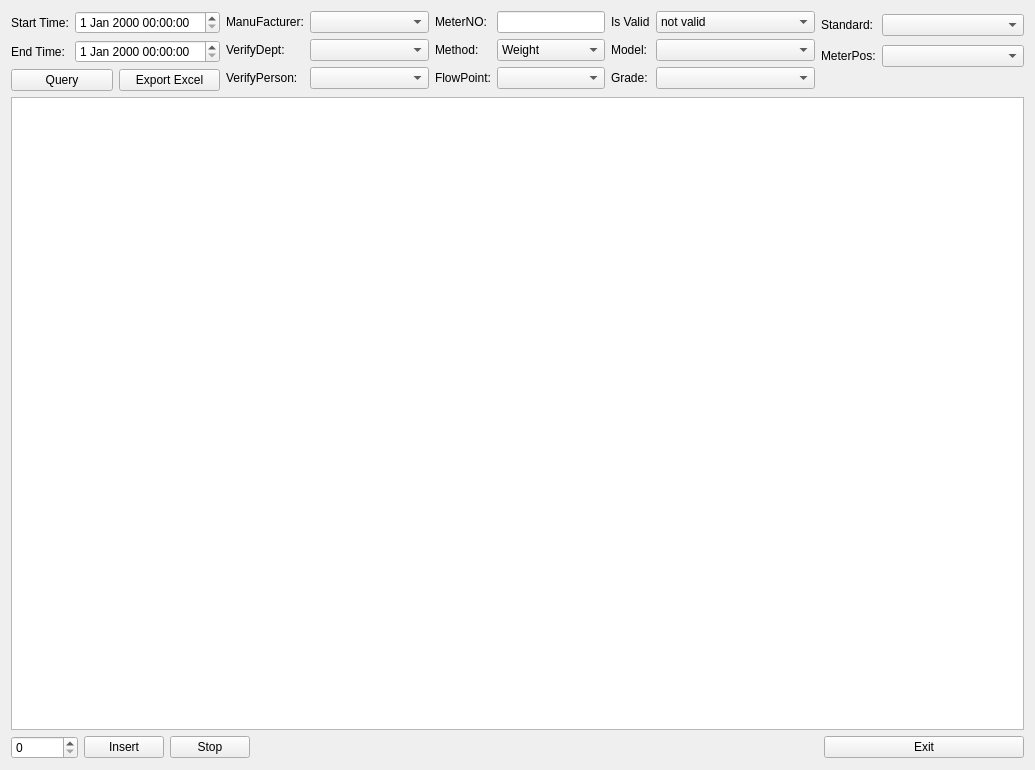
Old version of the form source/resultquery/ui/flowresult.ui in the repository flimmy78/qtverify.
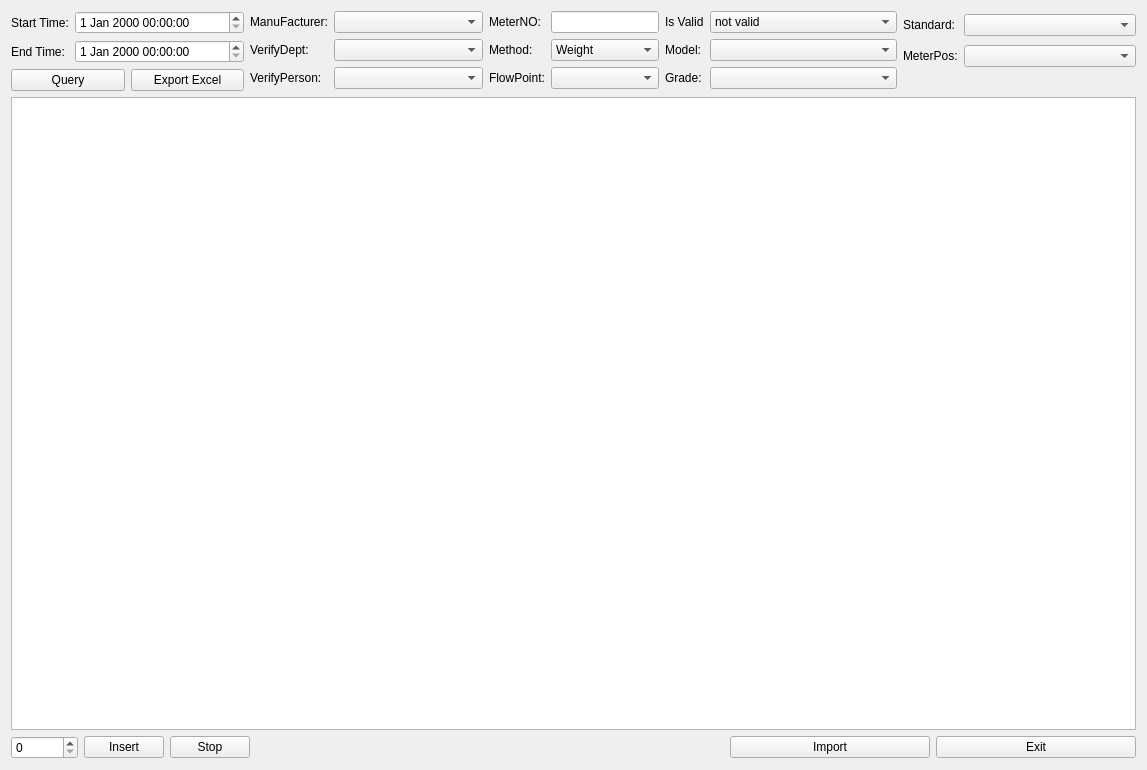
New version of the form. Icons and pictures are not drawn.

Commit message: 流量结果查询：增加从本地导入MySQL功能（大数据量时速度较慢）

Patch:
```diff
--- a/source/resultquery/ui/flowresult.ui
+++ b/source/resultquery/ui/flowresult.ui
@@ -6,7 +6,7 @@
    <rect>
     <x>0</x>
     <y>0</y>
-    <width>1035</width>
+    <width>1147</width>
     <height>770</height>
    </rect>
   </property>
@@ -17,7 +17,7 @@
    <iconset resource="../resultquery.qrc">
     <normaloff>:/resultquery/images/flowresult.png</normaloff>:/resultquery/images/flowresult.png</iconset>
   </property>
-  <layout class="QGridLayout" name="gridLayout_8">
+  <layout class="QGridLayout" name="gridLayout_9">
    <item row="0" column="0">
     <layout class="QGridLayout" name="gridLayout_6">
      <item row="0" column="0">
@@ -453,8 +453,8 @@
     <widget class="QTableView" name="tableView"/>
    </item>
    <item row="2" column="0" colspan="5">
-    <layout class="QHBoxLayout" name="horizontalLayout_5">
-     <item>
+    <layout class="QGridLayout" name="gridLayout_8">
+     <item row="0" column="0">
       <layout class="QHBoxLayout" name="horizontalLayout">
        <item>
         <widget class="QSpinBox" name="spinBoxNums">
@@ -479,20 +479,39 @@
        </item>
       </layout>
      </item>
-     <item>
+     <item row="0" column="1">
       <spacer name="horizontalSpacer_2">
        <property name="orientation">
         <enum>Qt::Horizontal</enum>
        </property>
        <property name="sizeHint" stdset="0">
         <size>
-         <width>231</width>
+         <width>358</width>
          <height>20</height>
         </size>
        </property>
       </spacer>
      </item>
-     <item>
+     <item row="0" column="2">
+      <widget class="QPushButton" name="btnImport">
+       <property name="sizePolicy">
+        <sizepolicy hsizetype="Preferred" vsizetype="Fixed">
+         <horstretch>0</horstretch>
+         <verstretch>0</verstretch>
+        </sizepolicy>
+       </property>
+       <property name="minimumSize">
+        <size>
+         <width>200</width>
+         <height>0</height>
+        </size>
+       </property>
+       <property name="text">
+        <string>Import</string>
+       </property>
+      </widget>
+     </item>
+     <item row="0" column="3">
       <widget class="QPushButton" name="btnExit">
        <property name="sizePolicy">
         <sizepolicy hsizetype="Preferred" vsizetype="Fixed">
```
The commit also changes 2 other files.
